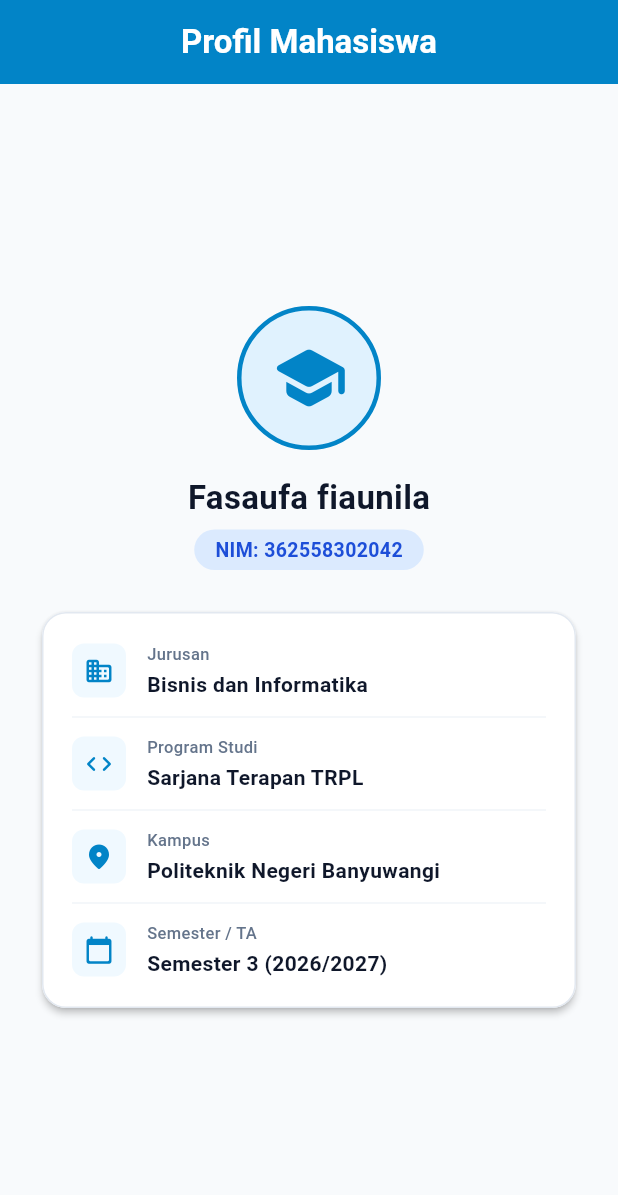
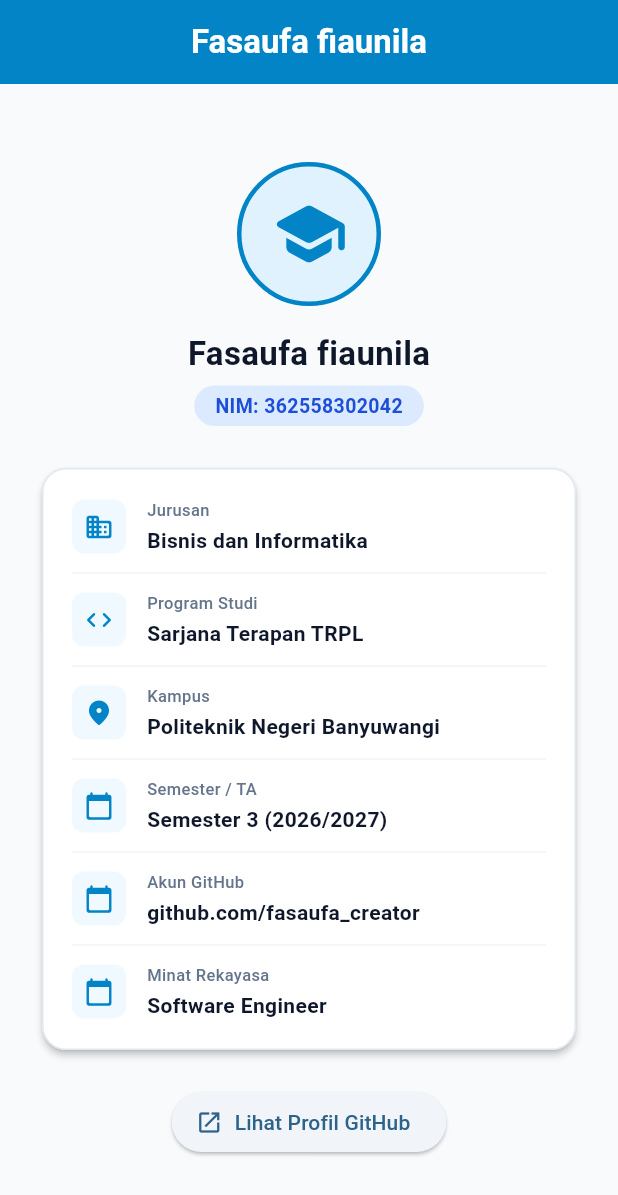
Before and after one commit to fasaufafiaunila-creator/01-week-1-mobile-development-ecosystem-flutter-refresh, a Flutter app: the screen it shows after launch, on a phone screen of 412 x 824 dp. Shown: the top 1195 px of the screen. Run offline on Flutter 3.47's test engine with Material 3 defaults, Android fonts, the phone set to English and light mode, and no system bars.

Commit message:
Update main.dart

```diff
--- a/lib/main.dart
+++ b/lib/main.dart
@@ -1,16 +1,20 @@
 import 'package:flutter/material.dart';
+
 void main() {
+  Profil(nama: 'fasaufa fiaunila', nim: '362558302042', emailKampus: 'fasa@poliwangi.ac.id').tampilkanInfo();
+  runApp(const PoliwangiProfileApp());
   runApp(const PoliwangiProfileApp());
 }
 
 class PoliwangiProfileApp extends StatelessWidget {
   const PoliwangiProfileApp({super.key});
 
+
   @override
   Widget build(BuildContext context) {
     return MaterialApp(
       debugShowCheckedModeBanner: false,
-      title: 'Profil Mahasiswa TRPL',
+      title: 'Fasaufa fiaunila',
       theme: ThemeData(
         colorScheme: ColorScheme.fromSeed(
           seedColor: const Color(0xFF0284C7),
@@ -31,7 +35,7 @@ class ProfileScreen extends StatelessWidget {
       backgroundColor: const Color(0xFFF8FAFC),
       appBar: AppBar(
         title: const Text(
-          'Profil Mahasiswa',
+          'Fasaufa fiaunila',
           style: TextStyle(fontWeight: FontWeight.bold),
         ),
         backgroundColor: const Color(0xFF0284C7),
@@ -109,6 +113,7 @@ class ProfileScreen extends StatelessWidget {
                   padding: EdgeInsets.all(20.0),
                   child: Column(
                     children: [
+
                       _InfoRow(
                         icon: Icons.business_rounded,
                         label: 'Jurusan',
@@ -132,10 +137,35 @@ class ProfileScreen extends StatelessWidget {
                         label: 'Semester / TA',
                         value: 'Semester 3 (2026/2027)',
                       ),
+                      Divider(height: 24, color: Color(0xFFF1F5F9)),
+                      _InfoRow(
+                        icon: Icons.calendar_today_rounded,
+                        label: 'Akun GitHub',
+                        value: 'github.com/fasaufa_creator',
+                      ),
+                      Divider(height: 24, color: Color(0xFFF1F5F9)),
+                      _InfoRow(
+                        icon: Icons.calendar_today_rounded,
+                        label: 'Minat Rekayasa',
+                        value: 'Software Engineer',
+                      ),
                     ],
                   ),
                 ),
               ),
+              const SizedBox(height: 20),
+                ElevatedButton.icon(
+  onPressed: () {
+    ScaffoldMessenger.of(context).showSnackBar(
+      const SnackBar(
+        content: Text('github.com/fasaufa_creator'),
+        duration: Duration(seconds: 3),
+      ),
+    );
+  },
+  icon: const Icon(Icons.open_in_new),
+  label: const Text('Lihat Profil GitHub'),
+)
             ],
           ),
         ),
@@ -154,6 +184,7 @@ class _InfoRow extends StatelessWidget {
     required this.label,
     required this.value,
   });
+
 
   @override
   Widget build(BuildContext context) {
@@ -196,3 +227,14 @@ class _InfoRow extends StatelessWidget {
     );
   }
 }
+class Profil{
+  String nama;
+  String nim;
+  String? emailKampus;
+
+Profil({required this.nama, required this.nim, this.emailKampus});
+
+void tampilkanInfo(){
+  print('$nama, $nim | Email:${emailKampus ?? '(belum ada email)'}');
+  }
+}
```
